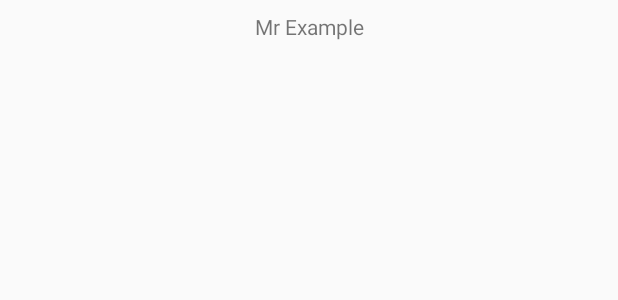
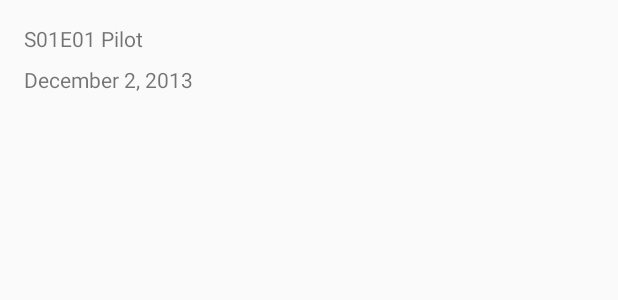
Before and after one commit to artur-borowiec/KursAkademiaAndroida, an Android app: the layout item_episode.xml on its own in the app's theme, with its tools: preview values and no code run, on a phone screen of 412 x 824 dp. Shown: the top 300 px of the screen. Run offline under Robolectric (Android 15) with nearby library versions, the phone set to English and light mode, and no system bars.

```diff
--- a/app/src/main/java/pl/arturborowiec/kursakademiaandroida/features/episodes/all/presentation/model/EpisodeDisplayable.kt
+++ b/app/src/main/java/pl/arturborowiec/kursakademiaandroida/features/episodes/all/presentation/model/EpisodeDisplayable.kt
@@ -1,6 +1,7 @@
 package pl.arturborowiec.kursakademiaandroida.features.episodes.all.presentation.model
 
 import android.os.Parcelable
+import kotlinx.android.parcel.IgnoredOnParcel
 import kotlinx.android.parcel.Parcelize
 import pl.arturborowiec.kursakademiaandroida.features.episodes.domain.model.Episode
 
@@ -22,5 +23,8 @@ data class EpisodeDisplayable(
         url = episode.url
     )
 
+    @IgnoredOnParcel
+    val fullName = "$code $name"
+
     companion object
 }
--- a/app/src/main/res/layout/fragment_episode.xml
+++ b/app/src/main/res/layout/fragment_episode.xml
@@ -19,12 +19,11 @@
             android:id="@+id/rvEpisodes"
             android:layout_width="0dp"
             android:layout_height="0dp"
-            app:layoutManager="androidx.recyclerview.widget.GridLayoutManager"
+            app:layoutManager="androidx.recyclerview.widget.LinearLayoutManager"
             app:layout_constraintBottom_toBottomOf="parent"
             app:layout_constraintEnd_toEndOf="parent"
             app:layout_constraintStart_toStartOf="parent"
-            app:layout_constraintTop_toTopOf="parent"
-            app:spanCount="2" />
+            app:layout_constraintTop_toTopOf="parent"/>
 
         <ProgressBar
             android:id="@+id/pbEpisodes"
--- a/app/src/main/res/layout/item_episode.xml
+++ b/app/src/main/res/layout/item_episode.xml
@@ -1,20 +1,47 @@
 <?xml version="1.0" encoding="utf-8"?>
-<androidx.constraintlayout.widget.ConstraintLayout xmlns:android="http://schemas.android.com/apk/res/android"
+<layout xmlns:android="http://schemas.android.com/apk/res/android"
     xmlns:app="http://schemas.android.com/apk/res-auto"
-    xmlns:tools="http://schemas.android.com/tools"
+    xmlns:tools="http://schemas.android.com/tools">
+
+    <data>
+
+        <variable
+            name="item"
+            type="pl.arturborowiec.kursakademiaandroida.features.episodes.all.presentation.model.EpisodeDisplayable" />
+    </data>
+
+    <androidx.constraintlayout.widget.ConstraintLayout
         android:layout_width="match_parent"
         android:layout_height="wrap_content"
         android:padding="8dp">
 
         <TextView
-        android:id="@+id/textView"
+            android:id="@+id/tvEpisodeName"
             android:layout_width="0dp"
             android:layout_height="wrap_content"
-        android:gravity="center_horizontal"
+            android:layout_marginStart="8dp"
+            android:layout_marginTop="8dp"
+            android:gravity="start"
+            android:text="@{item.fullName}"
+            app:layout_constraintEnd_toEndOf="parent"
+            app:layout_constraintStart_toStartOf="parent"
+            app:layout_constraintTop_toTopOf="parent"
+            tools:text="S01E01 Pilot" />
+
+        <TextView
+            android:id="@+id/tvEpisodeAirDate"
+            android:layout_width="0dp"
+            android:layout_height="wrap_content"
+            android:layout_marginStart="8dp"
+            android:layout_marginTop="8dp"
+            android:layout_marginBottom="8dp"
+            android:gravity="start"
+            android:text="@{item.airDate}"
             app:layout_constraintBottom_toBottomOf="parent"
             app:layout_constraintEnd_toEndOf="parent"
             app:layout_constraintStart_toStartOf="parent"
-        app:layout_constraintTop_toTopOf="parent"
-        tools:text="Mr Example" />
+            app:layout_constraintTop_toBottomOf="@+id/tvEpisodeName"
+            tools:text="December 2, 2013" />
 
     </androidx.constraintlayout.widget.ConstraintLayout>
+</layout>
```
Also changed, not shown: app/src/main/java/pl/arturborowiec/kursakademiaandroida/features/characters/all/presentation/CharactersAdapter.kt (+21 -21 lines), app/src/main/java/pl/arturborowiec/kursakademiaandroida/features/episodes/all/presentation/EpisodeAdapter.kt (+15 -20 lines), app/src/main/java/pl/arturborowiec/kursakademiaandroida/features/locations/all/presentation/LocationAdapter.kt (+18 -20 lines), app/src/main/res/layout/item_character.xml (+15 -4 lines), app/src/main/res/layout/item_location.xml (+14 -4 lines). Lines whose indentation alone changed are shown as unchanged.
